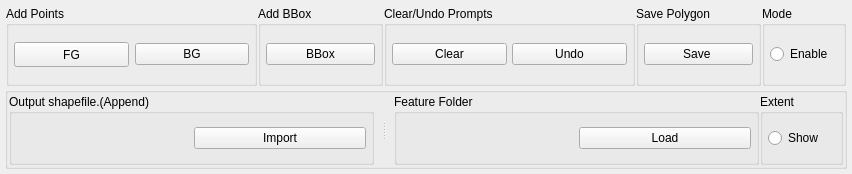
Above: ui/Selector.ui from coolzhao/Geo-SAM before the change. Below: the same form after it.
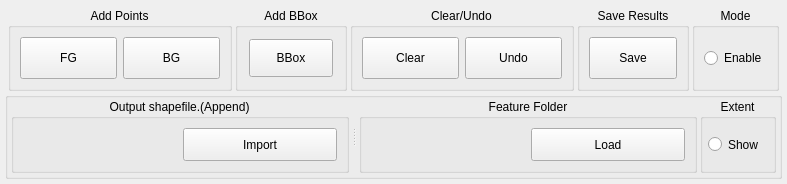
That is the form after the change. Custom widgets are drawn as their Qt base class.

Commit message: update ui center alignment

Patch:
```diff
--- a/ui/Selector.ui
+++ b/ui/Selector.ui
@@ -6,8 +6,8 @@
    <rect>
     <x>0</x>
     <y>0</y>
-    <width>852</width>
-    <height>174</height>
+    <width>787</width>
+    <height>184</height>
    </rect>
   </property>
   <property name="minimumSize">
@@ -32,7 +32,7 @@
    <property name="maximumSize">
     <size>
      <width>16777215</width>
-     <height>200</height>
+     <height>250</height>
     </size>
    </property>
    <layout class="QGridLayout" name="gridLayout">
@@ -70,18 +70,18 @@
         <property name="toolTip">
          <string/>
         </property>
-        <layout class="QHBoxLayout" name="top_row" stretch="6,3,6,3,2">
+        <layout class="QHBoxLayout" name="horizontalLayout_2" stretch="6,3,6,3,2">
          <property name="spacing">
-          <number>1</number>
+          <number>3</number>
          </property>
          <property name="leftMargin">
-          <number>1</number>
+          <number>3</number>
          </property>
          <property name="topMargin">
-          <number>1</number>
+          <number>3</number>
          </property>
          <property name="rightMargin">
-          <number>1</number>
+          <number>3</number>
          </property>
          <property name="bottomMargin">
           <number>1</number>
@@ -100,23 +100,14 @@
            <property name="title">
             <string>Add Points</string>
            </property>
-           <layout class="QGridLayout" name="gridLayout_3">
-            <property name="leftMargin">
-             <number>5</number>
-            </property>
-            <property name="topMargin">
-             <number>5</number>
-            </property>
-            <property name="rightMargin">
-             <number>5</number>
-            </property>
-            <property name="bottomMargin">
-             <number>5</number>
-            </property>
+           <property name="alignment">
+            <set>Qt::AlignHCenter|Qt::AlignTop</set>
+           </property>
+           <layout class="QGridLayout" name="gridLayout_2" columnstretch="1,1" columnminimumwidth="0,0">
             <item row="0" column="0">
              <widget class="QPushButton" name="pushButton_fg">
               <property name="sizePolicy">
-               <sizepolicy hsizetype="Expanding" vsizetype="Fixed">
+               <sizepolicy hsizetype="Preferred" vsizetype="Preferred">
                 <horstretch>0</horstretch>
                 <verstretch>0</verstretch>
                </sizepolicy>
@@ -138,7 +129,7 @@
             <item row="0" column="1">
              <widget class="QPushButton" name="pushButton_bg">
               <property name="sizePolicy">
-               <sizepolicy hsizetype="Expanding" vsizetype="Fixed">
+               <sizepolicy hsizetype="Preferred" vsizetype="Preferred">
                 <horstretch>0</horstretch>
                 <verstretch>0</verstretch>
                </sizepolicy>
@@ -171,26 +162,26 @@
            <property name="title">
             <string>Add BBox</string>
            </property>
-           <layout class="QGridLayout" name="gridLayout_2">
+           <property name="alignment">
+            <set>Qt::AlignHCenter|Qt::AlignTop</set>
+           </property>
+           <layout class="QGridLayout" name="gridLayout_7">
             <property name="leftMargin">
-             <number>5</number>
+             <number>11</number>
             </property>
             <property name="topMargin">
-             <number>5</number>
+             <number>11</number>
             </property>
             <property name="rightMargin">
-             <number>5</number>
+             <number>11</number>
             </property>
             <property name="bottomMargin">
-             <number>5</number>
-            </property>
-            <property name="spacing">
-             <number>5</number>
+             <number>11</number>
             </property>
             <item row="0" column="0">
              <widget class="QPushButton" name="pushButton_rect">
               <property name="sizePolicy">
-               <sizepolicy hsizetype="Expanding" vsizetype="Fixed">
+               <sizepolicy hsizetype="Preferred" vsizetype="Preferred">
                 <horstretch>0</horstretch>
                 <verstretch>0</verstretch>
                </sizepolicy>
@@ -224,28 +215,16 @@
             <string>Press &quot;C&quot; to clear all prompts, &quot;Z&quot; to undo last prompt </string>
            </property>
            <property name="title">
-            <string>Clear/Undo Prompts</string>
+            <string>Clear/Undo</string>
            </property>
-           <layout class="QGridLayout" name="gridLayout_7">
-            <property name="leftMargin">
-             <number>5</number>
-            </property>
-            <property name="topMargin">
-             <number>5</number>
-            </property>
-            <property name="rightMargin">
-             <number>5</number>
-            </property>
-            <property name="bottomMargin">
-             <number>5</number>
-            </property>
-            <property name="spacing">
-             <number>5</number>
-            </property>
-            <item row="3" column="0">
+           <property name="alignment">
+            <set>Qt::AlignHCenter|Qt::AlignTop</set>
+           </property>
+           <layout class="QGridLayout" name="gridLayout_6" columnstretch="1,1">
+            <item row="0" column="0">
              <widget class="QPushButton" name="pushButton_clear">
               <property name="sizePolicy">
-               <sizepolicy hsizetype="Expanding" vsizetype="Fixed">
+               <sizepolicy hsizetype="Preferred" vsizetype="Preferred">
                 <horstretch>0</horstretch>
                 <verstretch>0</verstretch>
                </sizepolicy>
@@ -264,10 +243,10 @@
               </property>
              </widget>
             </item>
-            <item row="3" column="1">
+            <item row="0" column="1">
              <widget class="QPushButton" name="pushButton_undo">
               <property name="sizePolicy">
-               <sizepolicy hsizetype="Expanding" vsizetype="Fixed">
+               <sizepolicy hsizetype="Preferred" vsizetype="Preferred">
                 <horstretch>0</horstretch>
                 <verstretch>0</verstretch>
                </sizepolicy>
@@ -295,28 +274,16 @@
             <string>Press &quot;S&quot; to save current segementation results</string>
            </property>
            <property name="title">
-            <string>Save Polygon</string>
+            <string>Save Results</string>
            </property>
-           <layout class="QGridLayout" name="gridLayout_4">
-            <property name="leftMargin">
-             <number>5</number>
-            </property>
-            <property name="topMargin">
-             <number>5</number>
-            </property>
-            <property name="rightMargin">
-             <number>5</number>
-            </property>
-            <property name="bottomMargin">
-             <number>5</number>
-            </property>
-            <property name="spacing">
-             <number>5</number>
-            </property>
-            <item row="1" column="0">
+           <property name="alignment">
+            <set>Qt::AlignHCenter|Qt::AlignTop</set>
+           </property>
+           <layout class="QGridLayout" name="gridLayout_3">
+            <item row="0" column="0">
              <widget class="QPushButton" name="pushButton_save">
               <property name="sizePolicy">
-               <sizepolicy hsizetype="Expanding" vsizetype="Fixed">
+               <sizepolicy hsizetype="Preferred" vsizetype="Preferred">
                 <horstretch>0</horstretch>
                 <verstretch>0</verstretch>
                </sizepolicy>
@@ -331,7 +298,7 @@
                <string>Save current segmentation results (S)</string>
               </property>
               <property name="text">
-               <string>Save </string>
+               <string>Save</string>
               </property>
              </widget>
             </item>
@@ -343,26 +310,14 @@
            <property name="title">
             <string>Mode</string>
            </property>
-           <layout class="QGridLayout" name="EditMode">
-            <property name="leftMargin">
-             <number>5</number>
-            </property>
-            <property name="topMargin">
-             <number>5</number>
-            </property>
-            <property name="rightMargin">
-             <number>5</number>
-            </property>
-            <property name="bottomMargin">
-             <number>5</number>
-            </property>
-            <property name="spacing">
-             <number>5</number>
-            </property>
-            <item row="1" column="0">
+           <property name="alignment">
+            <set>Qt::AlignHCenter|Qt::AlignTop</set>
+           </property>
+           <layout class="QGridLayout" name="gridLayout_4">
+            <item row="0" column="0">
              <widget class="QRadioButton" name="radioButton_enable">
               <property name="sizePolicy">
-               <sizepolicy hsizetype="Expanding" vsizetype="Fixed">
+               <sizepolicy hsizetype="Preferred" vsizetype="Preferred">
                 <horstretch>0</horstretch>
                 <verstretch>0</verstretch>
                </sizepolicy>
@@ -401,7 +356,7 @@
         <property name="maximumSize">
          <size>
           <width>16777215</width>
-          <height>100</height>
+          <height>120</height>
          </size>
         </property>
         <property name="saveCollapsedState">
@@ -409,19 +364,19 @@
         </property>
         <layout class="QHBoxLayout" name="horizontalLayout" stretch="9,1">
          <property name="spacing">
-          <number>1</number>
+          <number>3</number>
          </property>
          <property name="leftMargin">
-          <number>1</number>
+          <number>3</number>
          </property>
          <property name="topMargin">
           <number>1</number>
          </property>
          <property name="rightMargin">
-          <number>1</number>
+          <number>3</number>
          </property>
          <property name="bottomMargin">
-          <number>1</number>
+          <number>3</number>
          </property>
          <item>
           <widget class="QSplitter" name="splitterBottom">
@@ -435,31 +390,17 @@
             <enum>Qt::Horizontal</enum>
            </property>
            <property name="handleWidth">
-            <number>20</number>
+            <number>10</number>
            </property>
            <widget class="QGroupBox" name="OutShapefileGroupBox">
             <property name="title">
              <string>Output shapefile.(Append)</string>
             </property>
-            <layout class="QGridLayout" name="gridLayout_10">
-             <property name="leftMargin">
-              <number>5</number>
-             </property>
-             <property name="topMargin">
-              <number>5</number>
-             </property>
-             <property name="rightMargin">
-              <number>5</number>
-             </property>
-             <property name="bottomMargin">
-              <number>5</number>
-             </property>
-             <property name="spacing">
-              <number>5</number>
-             </property>
-             <item row="2" column="0">
-              <layout class="QHBoxLayout" name="horizontalLayout_dir">
-               <item>
+            <property name="alignment">
+             <set>Qt::AlignHCenter|Qt::AlignTop</set>
+            </property>
+            <layout class="QGridLayout" name="gridLayout_9">
+             <item row="0" column="0">
                 <widget class="QgsFileWidget" name="QgsFile_shapefile">
                  <property name="toolTip">
                   <string>Input or choose the shape file path to append the polygon results</string>
@@ -469,11 +410,17 @@
                  </property>
                 </widget>
                </item>
-               <item>
+             <item row="0" column="1">
                 <widget class="QPushButton" name="pushButton_load_file">
+               <property name="sizePolicy">
+                <sizepolicy hsizetype="Preferred" vsizetype="Preferred">
+                 <horstretch>0</horstretch>
+                 <verstretch>0</verstretch>
+                </sizepolicy>
+               </property>
                  <property name="minimumSize">
                   <size>
-                   <width>0</width>
+                 <width>50</width>
                    <height>0</height>
                   </size>
                  </property>
@@ -486,43 +433,33 @@
                 </widget>
                </item>
               </layout>
-             </item>
-            </layout>
            </widget>
            <widget class="QGroupBox" name="FeatureFolderGroupBox">
             <property name="title">
              <string>Feature Folder</string>
             </property>
-            <layout class="QGridLayout" name="gridLayout_11">
-             <property name="leftMargin">
-              <number>5</number>
-             </property>
-             <property name="topMargin">
-              <number>5</number>
-             </property>
-             <property name="rightMargin">
-              <number>5</number>
-             </property>
-             <property name="bottomMargin">
-              <number>5</number>
-             </property>
-             <property name="spacing">
-              <number>5</number>
-             </property>
-             <item row="2" column="0">
-              <layout class="QHBoxLayout" name="Feature_folder" stretch="0,0">
-               <item>
+            <property name="alignment">
+             <set>Qt::AlignHCenter|Qt::AlignTop</set>
+            </property>
+            <layout class="QGridLayout" name="gridLayout_8" columnstretch="0,0">
+             <item row="0" column="0">
                 <widget class="QgsFileWidget" name="QgsFile_feature">
                  <property name="toolTip">
                   <string>Input or choose the image feature folder to load</string>
                  </property>
                 </widget>
                </item>
-               <item>
+             <item row="0" column="1">
                 <widget class="QPushButton" name="pushButton_load_feature">
+               <property name="sizePolicy">
+                <sizepolicy hsizetype="Preferred" vsizetype="Preferred">
+                 <horstretch>0</horstretch>
+                 <verstretch>0</verstretch>
+                </sizepolicy>
+               </property>
                  <property name="minimumSize">
                   <size>
-                   <width>0</width>
+                 <width>50</width>
                    <height>0</height>
                   </size>
                  </property>
@@ -535,8 +472,6 @@
                 </widget>
                </item>
               </layout>
-             </item>
-            </layout>
            </widget>
           </widget>
          </item>
@@ -545,6 +480,9 @@
            <property name="title">
             <string>Extent</string>
            </property>
+           <property name="alignment">
+            <set>Qt::AlignHCenter|Qt::AlignTop</set>
+           </property>
            <layout class="QGridLayout" name="feature_extent">
             <property name="leftMargin">
              <number>5</number>
@@ -564,7 +502,7 @@
             <item row="1" column="0">
              <widget class="QRadioButton" name="radioButton_show_extent">
               <property name="sizePolicy">
-               <sizepolicy hsizetype="Expanding" vsizetype="Fixed">
+               <sizepolicy hsizetype="Preferred" vsizetype="Preferred">
                 <horstretch>0</horstretch>
                 <verstretch>0</verstretch>
                </sizepolicy>
```
Lines whose indentation alone changed are shown as unchanged.
